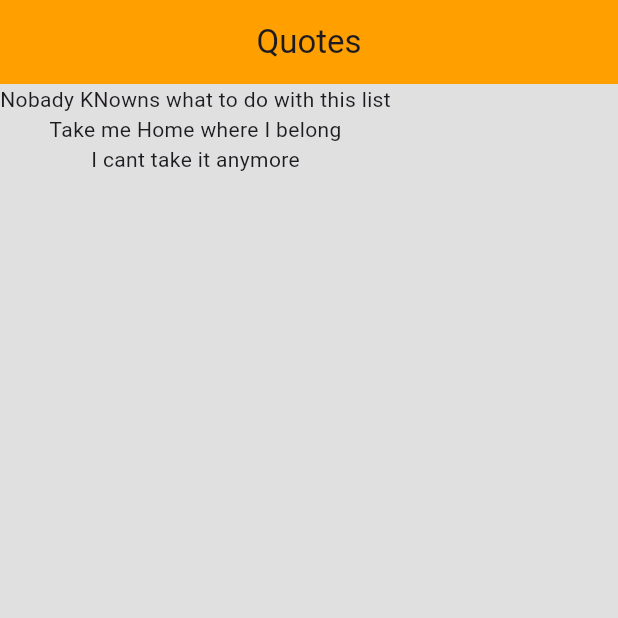
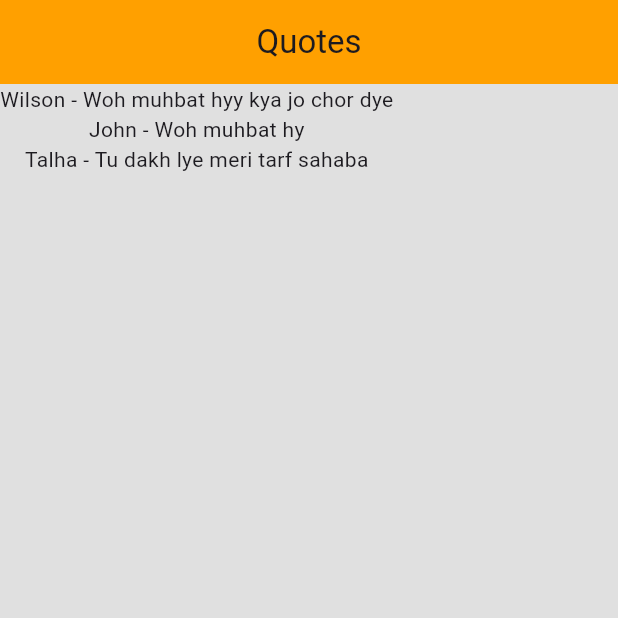
Before and after one commit to Waliia/practice_flutter, a Flutter app: the screen it shows after launch, on a phone screen of 412 x 824 dp, the top half of it. Run offline on Flutter 3.47's test engine with Material 3 defaults, Android fonts, the phone set to English and light mode, and no system bars.

Commit message:
custom classes quote

```diff
--- a/lib/list.dart
+++ b/lib/list.dart
@@ -1,4 +1,5 @@
 import 'package:flutter/material.dart';
+import 'quote.dart';
 
 class MyList extends StatefulWidget {
   const MyList({super.key});
@@ -8,10 +9,10 @@ class MyList extends StatefulWidget {
 }
 
 class _MyListState extends State<MyList> {
-  List<String> quotes = [
-    'Nobady KNowns what to do with this list',
-    'Take me Home where I belong',
-    'I cant take it anymore'
+  List<Quote> quotes = [
+    Quote(author: 'Wilson', text: 'Woh muhbat hyy kya jo chor dye'),
+    Quote(author: 'John', text: 'Woh muhbat hy'),
+    Quote(author: 'Talha', text: 'Tu dakh lye meri tarf sahaba'),
   ];
 
   @override
@@ -24,7 +25,9 @@ class _MyListState extends State<MyList> {
         backgroundColor: Colors.amber.shade700,
       ),
       body: Column(
-        children: quotes.map((data) => Text(data)).toList(),
+        children: quotes
+            .map((data) => Text('${data.author} - ${data.text}'))
+            .toList(),
       ),
     );
   }
--- /dev/null
+++ b/lib/quote.dart
@@ -0,0 +1,6 @@
+class Quote {
+  String? text;
+  String? author;
+
+  Quote({this.text, this.author});
+}
```
